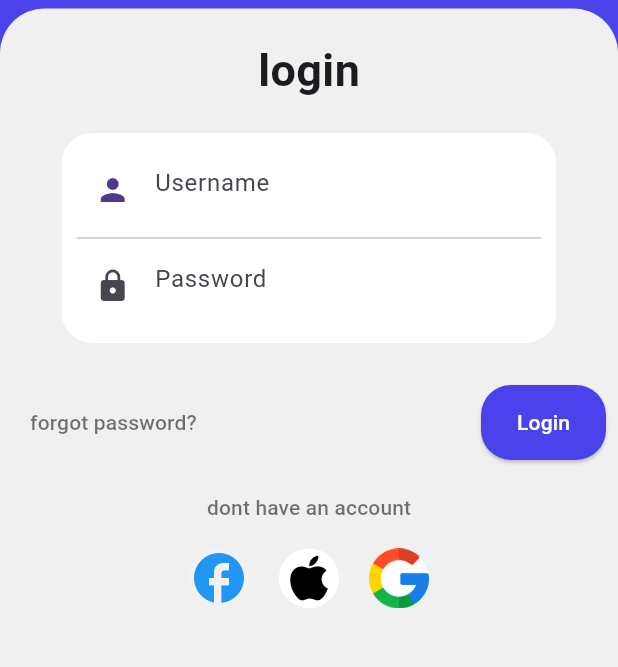
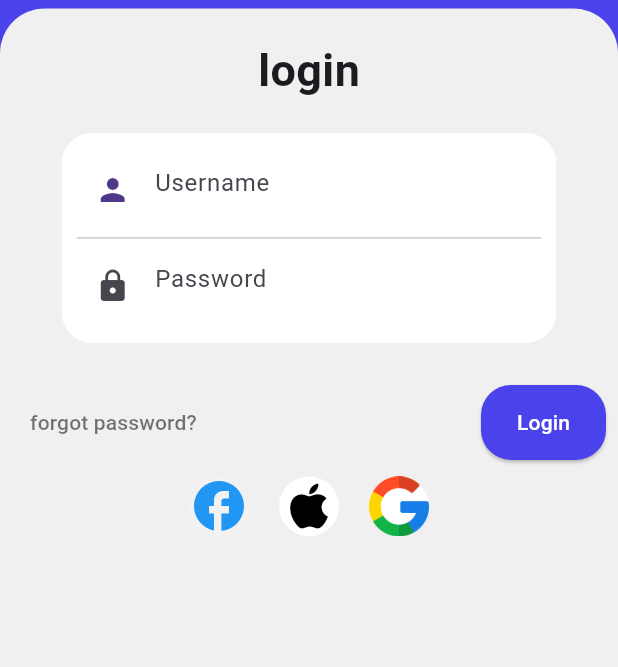
Before and after one commit to AhmedEmam-flutter/flutter_application_6, a Flutter app: the screen it shows after launch, after a tap on "Next", on a phone screen of 412 x 824 dp, the part 486-1153 px from its top. Run offline on Flutter 3.47's test engine with Material 3 defaults, Android fonts, the phone set to English and light mode, and no system bars; our stand-ins replace audioplayers, fl_chart, flutter_chat_types, flutter_chat_ui, smooth_page_indicator, toggle_switch.

Commit message:
Update login_screen.dart

```diff
--- a/lib/views/login/login_screen.dart
+++ b/lib/views/login/login_screen.dart
@@ -10,7 +10,7 @@ class LoginScreen extends StatelessWidget {
         children: [
           Container(
             width: MediaQuery.of(context).size.width,
-            color: Color.fromRGBO(74, 67, 236, 1),
+            color: const Color.fromRGBO(74, 67, 236, 1),
             height: MediaQuery.of(context).size.height,
           ),
           Positioned(
@@ -25,7 +25,7 @@ class LoginScreen extends StatelessWidget {
             child: Container(
               width: MediaQuery.of(context).size.width,
               height: MediaQuery.of(context).size.height * 0.6,
-              decoration: BoxDecoration(
+              decoration: const BoxDecoration(
                   color: Color.fromRGBO(240, 240, 240, 1),
                   borderRadius: BorderRadius.only(
                     topLeft: Radius.circular(30),
@@ -33,24 +33,24 @@ class LoginScreen extends StatelessWidget {
                   )),
               child: Column(
                 children: [
-                  SizedBox(
+                  const SizedBox(
                     height: 20,
                   ),
-                  Text('login',
+                  const Text('login',
                       style:
                           TextStyle(fontSize: 30, fontWeight: FontWeight.bold)),
-                  SizedBox(
+                  const SizedBox(
                     height: 20,
                   ),
                   Container(
                     height: 140,
                     width: MediaQuery.of(context).size.width * 0.8,
                     decoration: BoxDecoration(
-                      color: Color.fromRGBO(255, 255, 255, 1),
+                      color: const Color.fromRGBO(255, 255, 255, 1),
                       borderRadius: BorderRadius.circular(20),
                     ),
-                    child: Padding(
-                      padding: const EdgeInsets.all(10.0),
+                    child: const Padding(
+                      padding: EdgeInsets.all(10.0),
                       child: Column(
                         mainAxisAlignment: MainAxisAlignment.center,
                         children: [
@@ -79,7 +79,7 @@ class LoginScreen extends StatelessWidget {
                       ),
                     ),
                   ),
-                  SizedBox(
+                  const SizedBox(
                     height: 20,
                   ),
                   Padding(
@@ -88,46 +88,39 @@ class LoginScreen extends StatelessWidget {
                       children: [
                         TextButton(
                             onPressed: () {},
-                            child: Text(
+                            child: const Text(
                               'forgot password?',
                               style: TextStyle(color: Colors.black54),
                             )),
-                        Spacer(),
+                        const Spacer(),
                         SizedBox(
                           height: 50,
                           child: ElevatedButton(
                             onPressed: () {
                               Navigator.pushNamed(context, '/qustion');
                             },
+                            style: ElevatedButton.styleFrom(
+                              backgroundColor: const Color.fromRGBO(74, 67, 236, 1),
+                              shape: RoundedRectangleBorder(
+                                borderRadius: BorderRadius.circular(20),
+                              ),
+                            ),
                             child: Text(
                               'Login',
                               style: TextStyle(color: Colors.white),
-                            ),
-                            style: ElevatedButton.styleFrom(
-                              backgroundColor: Color.fromRGBO(74, 67, 236, 1),
-                              shape: RoundedRectangleBorder(
-                                borderRadius: BorderRadius.circular(20),
-                              ),
                             ),
                           ),
                         ),
                       ],
                     ),
                   ),
-                  TextButton(
-                      onPressed: () {
-                        Navigator.pushNamed(context, '/register');
-                      },
-                      child: Text(
-                        'dont have an account',
-                        style: TextStyle(color: Colors.black54),
-                      )),
+
                   Padding(
                     padding: const EdgeInsets.all(3.0),
                     child: Row(
                       mainAxisAlignment: MainAxisAlignment.center,
                       children: [
-                        CircleAvatar(
+                        const CircleAvatar(
                             backgroundColor: Colors.white10,
                             radius: 20,
                             child: Icon(
@@ -135,10 +128,10 @@ class LoginScreen extends StatelessWidget {
                               color: Colors.blue,
                               size: 40,
                             )),
-                        SizedBox(
+                        const SizedBox(
                           width: 20,
                         ),
-                        CircleAvatar(
+                        const CircleAvatar(
                             backgroundColor: Colors.white,
                             radius: 20,
                             child: Icon(
@@ -146,7 +139,7 @@ class LoginScreen extends StatelessWidget {
                               color: Colors.black,
                               size: 40,
                             )),
-                        SizedBox(
+                        const SizedBox(
                           width: 20,
                         ),
                         CircleAvatar(
```
